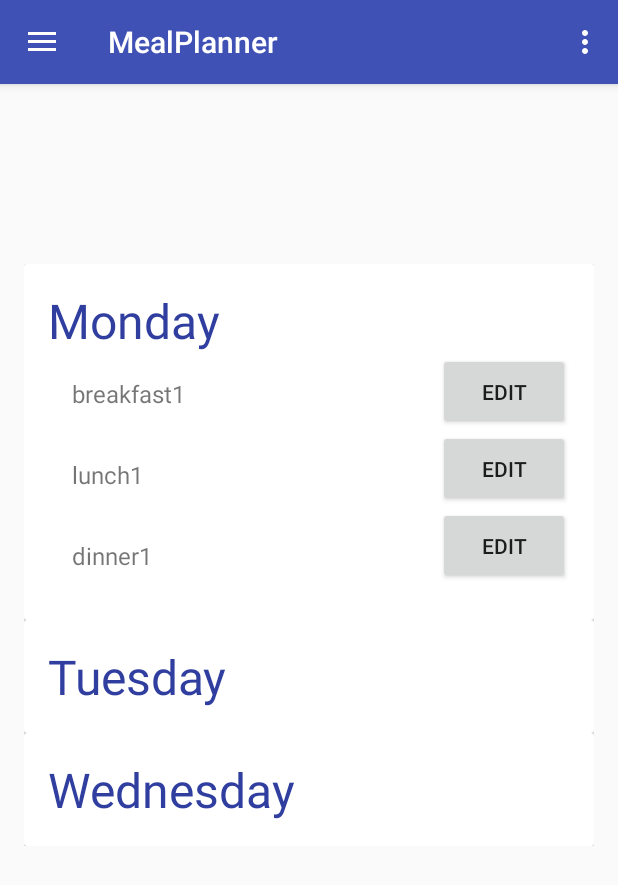
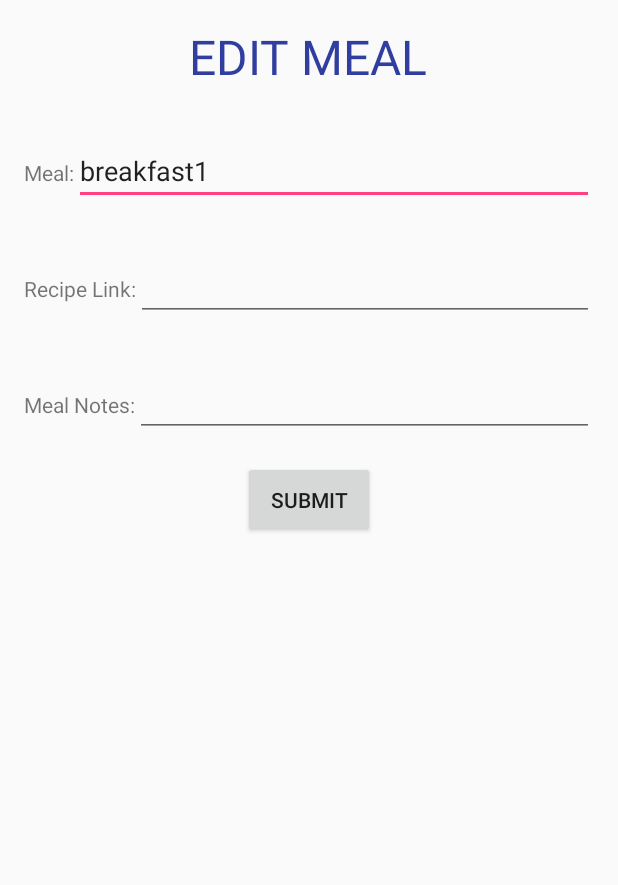
Before and after one commit to cwills7/MealPlanner, an Android app: the screen it shows after launch (MainActivity before the commit, EditMealActivity after it), after a tap on "EDIT", on a phone screen of 412 x 824 dp. Shown: the top 885 px of the screen. Run offline under Robolectric (Android 15) with nearby library versions, the phone set to English and light mode, and no system bars; 1 other tap on this screen came first.

Commit message:
Added Edit Meal form

```diff
--- a/app/src/main/AndroidManifest.xml
+++ b/app/src/main/AndroidManifest.xml
@@ -19,6 +19,10 @@
                 <category android:name="android.intent.category.LAUNCHER"/>
             </intent-filter>
         </activity>
+        <activity android:name=".EditMealActivity"
+                  android:label="@string/app_name">
+
+        </activity>
     </application>
 
 </manifest>
--- a/app/src/main/java/com/local/carl/mealplanner/Day.java
+++ b/app/src/main/java/com/local/carl/mealplanner/Day.java
@@ -16,4 +16,6 @@ class Day {
         this.lunch = lunch;
         this.dinner = dinner;
     }
+
+
 }
--- /dev/null
+++ b/app/src/main/java/com/local/carl/mealplanner/EditMealActivity.java
@@ -0,0 +1,93 @@
+package com.local.carl.mealplanner;
+
+import android.app.Activity;
+import android.content.Intent;
+import android.os.Bundle;
+import android.view.Menu;
+import android.view.MenuItem;
+import android.view.View;
+import android.widget.Button;
+import android.widget.EditText;
+import android.widget.TextView;
+import android.widget.Toast;
+
+/**
+ * Created by carlr on 9/7/2017.
+ */
+
+public class EditMealActivity extends Activity implements View.OnClickListener{
+
+    Button submit;
+    EditText mealName;
+    TextView mealNamePrompt;
+    EditText mealUrl;
+    EditText mealNotes;
+    Meal meal;
+
+    @Override
+    public void onCreate(Bundle savedInstanceState){
+        super.onCreate(savedInstanceState);
+        setContentView(R.layout.edit_meal);
+        Bundle data = getIntent().getExtras();
+        meal = (Meal) data.getParcelable("meal");
+
+        submit = (Button) findViewById(R.id.edit_meal_submit);
+        submit.setOnClickListener(this);
+
+        mealName = (EditText) findViewById(R.id.edit_meal_name_text);
+        mealName.setText(meal.getName());
+        mealNamePrompt = (TextView) findViewById(R.id.edit_meal_name_prompt);
+        mealUrl = (EditText) findViewById(R.id.edit_meal_url_text);
+        mealUrl.setText(meal.getUrl());
+        mealNotes = (EditText) findViewById(R.id.edit_meal_notes_text);
+        mealNotes.setText(meal.getNotes());
+    }
+
+    @Override
+    public boolean onCreateOptionsMenu(Menu menu){
+        getMenuInflater().inflate(R.menu.main, menu);
+        return true;
+    }
+
+    @Override
+    public boolean onOptionsItemSelected(MenuItem item) {
+        // Handle action bar item clicks here. The action bar will
+        // automatically handle clicks on the Home/Up button, so long
+        // as you specify a parent activity in AndroidManifest.xml.
+        int id = item.getItemId();
+
+        //noinspection SimplifiableIfStatement
+        if (id == R.id.action_settings) {
+            return true;
+        }
+
+        return super.onOptionsItemSelected(item);
+    }
+
+    @Override
+    public void onClick(View v){
+        Toast.makeText(v.getContext(), "Clicked Submit!", Toast.LENGTH_SHORT).show();
+        String name = mealName.getText().toString();
+        String url = "";
+        String notes = "";
+        if(name.isEmpty()){
+            mealNamePrompt.setTextColor(getResources().getColor(R.color.requiredError));
+            Toast.makeText(v.getContext(), "MEAL NAME REQUIRED!", Toast.LENGTH_SHORT).show();
+        }else{
+            url = mealUrl.getText().toString();
+            notes = mealNotes.getText().toString();
+        }
+
+        meal.setName(name);
+        meal.setUrl(url);
+        meal.setNotes(notes);
+
+        Intent resultIntent = new Intent();
+        resultIntent.putExtra("meal", meal);
+        setResult(Activity.RESULT_OK, resultIntent);
+        finish();
+
+
+        finish();
+    }
+}
--- a/app/src/main/java/com/local/carl/mealplanner/MainActivity.java
+++ b/app/src/main/java/com/local/carl/mealplanner/MainActivity.java
@@ -1,22 +1,21 @@
 package com.local.carl.mealplanner;
 
 import android.content.Context;
+import android.content.Intent;
 import android.os.Bundle;
-import android.support.design.widget.FloatingActionButton;
-import android.support.design.widget.Snackbar;
-import android.support.v7.widget.CardView;
-import android.support.v7.widget.LinearLayoutManager;
-import android.support.v7.widget.RecyclerView;
-import android.view.View;
 import android.support.design.widget.NavigationView;
 import android.support.v4.view.GravityCompat;
 import android.support.v4.widget.DrawerLayout;
 import android.support.v7.app.ActionBarDrawerToggle;
 import android.support.v7.app.AppCompatActivity;
+import android.support.v7.widget.LinearLayoutManager;
+import android.support.v7.widget.RecyclerView;
 import android.support.v7.widget.Toolbar;
 import android.view.Menu;
 import android.view.MenuItem;
+import android.view.View;
 import android.widget.Button;
+import android.widget.Toast;
 
 import java.util.ArrayList;
 import java.util.List;
@@ -112,6 +111,30 @@ public class MainActivity extends AppCompatActivity
         return super.onOptionsItemSelected(item);
     }
 
+    public static void startEditMeal(View v, Meal meal) {
+        Toast.makeText(v.getContext(), "Clicked: " +meal.name, Toast.LENGTH_SHORT).show();
+        Intent intent = new Intent(getContext(), EditMealActivity.class);
+        intent.addFlags(Intent.FLAG_ACTIVITY_NEW_TASK);
+        intent.putExtra("meal", meal);
+        mContext.startActivity(intent);
+    }
+
+    @Override
+    protected void onActivityResult(int requestCode, int resultCode, Intent data) {
+        // Check which request we're responding to
+        if (requestCode == 1) {
+            // Make sure the request was successful
+            if (resultCode == RESULT_OK) {
+
+
+                // The user picked a contact.
+                // The Intent's data Uri identifies which contact was selected.
+
+                // Do something with the contact here (bigger example below)
+            }
+        }
+    }
+
     @SuppressWarnings("StatementWithEmptyBody")
     @Override
     public boolean onNavigationItemSelected(MenuItem item) {
--- a/app/src/main/java/com/local/carl/mealplanner/Meal.java
+++ b/app/src/main/java/com/local/carl/mealplanner/Meal.java
@@ -1,10 +1,13 @@
 package com.local.carl.mealplanner;
+
+import android.os.Parcel;
+import android.os.Parcelable;
 
 /**
  * Created by carlr on 9/7/2017.
  */
 
-public class Meal {
+public class Meal implements Parcelable{
     String name;
     String url;
     double rating;
@@ -18,8 +21,36 @@ public class Meal {
         this.isFavorite = isFavorite;
     }
 
+    public static final Parcelable.Creator CREATOR = new Parcelable.Creator() {
+        public Meal createFromParcel(Parcel in) {
+            return new Meal(in);
+        }
+
+        public Meal[] newArray(int size) {
+            return new Meal[size];
+        }
+    };
+
+    @Override
+    public int describeContents() {
+        return 0;
+    }
+    // Parcelling part
+    public Meal(Parcel in){
+        this.name = in.readString();
+        this.url = in.readString();
+        this.notes =  in.readString();
+    }
+
+    @Override
+    public void writeToParcel(Parcel dest, int flags) {
+        dest.writeString(this.name);
+        dest.writeString(this.url);
+        dest.writeString(this.notes);
+    }
+
     public String getName() {
-        return name;
+        return name!=null ? name:"";
     }
 
     public void setName(String name) {
@@ -27,7 +58,7 @@ public class Meal {
     }
 
     public String getUrl() {
-        return url;
+        return url!=null ? url: "";
     }
 
     public void setUrl(String url) {
@@ -43,7 +74,7 @@ public class Meal {
     }
 
     public String getNotes() {
-        return notes;
+        return notes!=null ? notes:"";
     }
 
     public void setNotes(String notes) {
--- a/app/src/main/java/com/local/carl/mealplanner/RVAdapter.java
+++ b/app/src/main/java/com/local/carl/mealplanner/RVAdapter.java
@@ -1,6 +1,7 @@
 package com.local.carl.mealplanner;
 
 import android.content.Context;
+import android.content.Intent;
 import android.support.v7.widget.CardView;
 import android.support.v7.widget.RecyclerView;
 import android.view.LayoutInflater;
@@ -61,10 +62,7 @@ public class RVAdapter extends RecyclerView.Adapter<RVAdapter.MealViewHolder> im
         this.days = days;
     }
 
-    private void startEditMeal(View v, Meal meal) {
-        Toast.makeText(v.getContext(), "Clicked: " +meal.name, Toast.LENGTH_SHORT).show();
 
-    }
 
     @Override
     public int getItemCount(){
@@ -92,19 +90,19 @@ public class RVAdapter extends RecyclerView.Adapter<RVAdapter.MealViewHolder> im
         mealViewHolder.breakfastButton.setOnClickListener(new View.OnClickListener() {
             @Override
             public void onClick(View v) {
-                startEditMeal(v, days.get(i).breakfast);
+                MainActivity.startEditMeal(v, days.get(i).breakfast);
             }
         });
         mealViewHolder.lunchButton.setOnClickListener(new View.OnClickListener() {
             @Override
             public void onClick(View v) {
-                startEditMeal(v, days.get(i).lunch);
+                MainActivity.startEditMeal(v, days.get(i).lunch);
             }
         });
         mealViewHolder.dinnerButton.setOnClickListener(new View.OnClickListener() {
             @Override
             public void onClick(View v) {
-                startEditMeal(v, days.get(i).dinner);
+                MainActivity.startEditMeal(v, days.get(i).dinner);
             }
         });
 
@@ -113,8 +111,6 @@ public class RVAdapter extends RecyclerView.Adapter<RVAdapter.MealViewHolder> im
         } else {
             mealViewHolder.dayExpandArea.setVisibility(View.GONE);
         }
-
-         // TODO: 9/7/2017  FINISH SETTING THESE VARS AND BUTTONS
     }
 
     @Override
--- a/app/src/main/res/layout/edit_meal.xml
+++ b/app/src/main/res/layout/edit_meal.xml
@@ -1,10 +1,75 @@
 <?xml version="1.0" encoding="utf-8"?>
 <RelativeLayout xmlns:android="http://schemas.android.com/apk/res/android"
-              android:orientation="vertical"
-              android:layout_width="match_parent"
-              android:layout_height="match_parent">
+                android:orientation="vertical"
+                android:layout_width="match_parent"
+                android:layout_height="match_parent">
 
+    <TextView
+        android:layout_width="wrap_content"
+        android:layout_height="wrap_content"
+        android:text="@string/edit_meal_title"
+        android:textSize="@dimen/day_name_txt_size"
+        android:textColor="@color/colorPrimaryDark"
+        android:layout_centerHorizontal="true"
+        android:id="@+id/edit_meal_title"
+        android:padding="@dimen/standard_pad"/>
 
+    <LinearLayout
+        android:layout_width="match_parent"
+        android:layout_height="wrap_content"
+        android:padding="@dimen/standard_pad"
+        android:layout_below="@+id/edit_meal_title"
+        android:id="@+id/edit_meal_name_layout">
+        <TextView
+            android:layout_width="wrap_content"
+            android:layout_height="wrap_content"
+            android:text="@string/edit_meal_name"
+            android:id="@+id/edit_meal_name_prompt"/>
+        <EditText
+            android:layout_width="match_parent"
+            android:layout_height="wrap_content"
+            android:id="@+id/edit_meal_name_text"/>
+    </LinearLayout>
+    <LinearLayout
+        android:layout_width="match_parent"
+        android:layout_height="wrap_content"
+        android:padding="@dimen/standard_pad"
+        android:layout_below="@+id/edit_meal_name_layout"
+        android:id="@+id/edit_meal_url_layout">
+        <TextView
+            android:layout_width="wrap_content"
+            android:layout_height="wrap_content"
+            android:text="@string/edit_meal_url"
+            android:id="@+id/edit_meal_url_prompt"/>
+        <EditText
+            android:layout_width="match_parent"
+            android:layout_height="wrap_content"
+            android:id="@+id/edit_meal_url_text"/>
+    </LinearLayout>
+    <LinearLayout
+        android:layout_width="match_parent"
+        android:layout_height="wrap_content"
+        android:padding="@dimen/standard_pad"
+        android:layout_below="@+id/edit_meal_url_layout"
+        android:id="@+id/edit_meal_notes_layout">
+        <TextView
+            android:layout_width="wrap_content"
+            android:layout_height="wrap_content"
+            android:text="@string/edit_meal_notes"
+            android:id="@+id/edit_meal_notes_prompt"/>
+        <EditText
+            android:layout_width="match_parent"
+            android:layout_height="wrap_content"
+            android:id="@+id/edit_meal_notes_text"/>
+    </LinearLayout>
 
+    <Button
+        android:layout_width="wrap_content"
+        android:layout_height="wrap_content"
+        android:layout_below="@+id/edit_meal_notes_layout"
+        android:text="@string/button_submit"
+        android:padding="@dimen/standard_pad"
+        android:layout_centerHorizontal="true"
+        android:id="@+id/edit_meal_submit"/>
 
 </RelativeLayout>
--- a/app/src/main/res/values/colors.xml
+++ b/app/src/main/res/values/colors.xml
@@ -3,4 +3,5 @@
     <color name="colorPrimary">#3F51B5</color>
     <color name="colorPrimaryDark">#303F9F</color>
     <color name="colorAccent">#FF4081</color>
+    <color name="requiredError">#E33054</color>
 </resources>
--- a/app/src/main/res/values/strings.xml
+++ b/app/src/main/res/values/strings.xml
@@ -5,4 +5,9 @@
     <string name="navigation_drawer_close">Close navigation drawer</string>
     <string name="edit">EDIT</string>
     <string name="action_settings">Settings</string>
+    <string name="edit_meal_title">EDIT MEAL</string>
+    <string name="edit_meal_name">Meal: </string>
+    <string name="edit_meal_url">Recipe Link: </string>
+    <string name="edit_meal_notes">Meal Notes: </string>
+    <string name="button_submit">SUBMIT</string>
 </resources>
```
